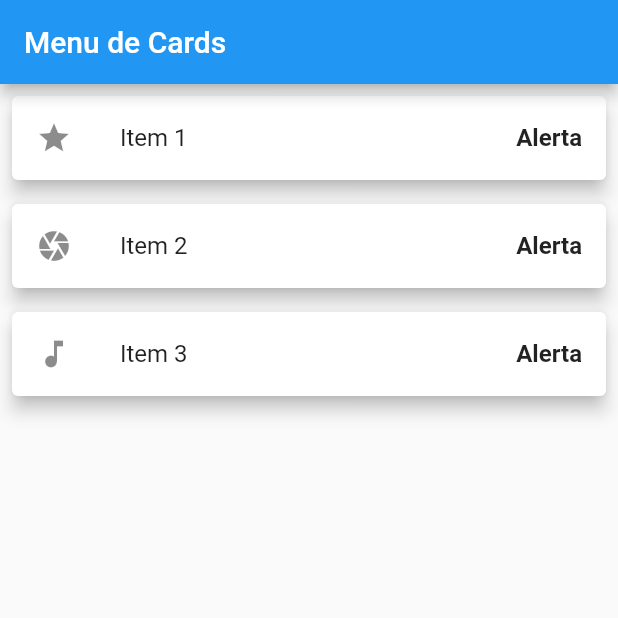
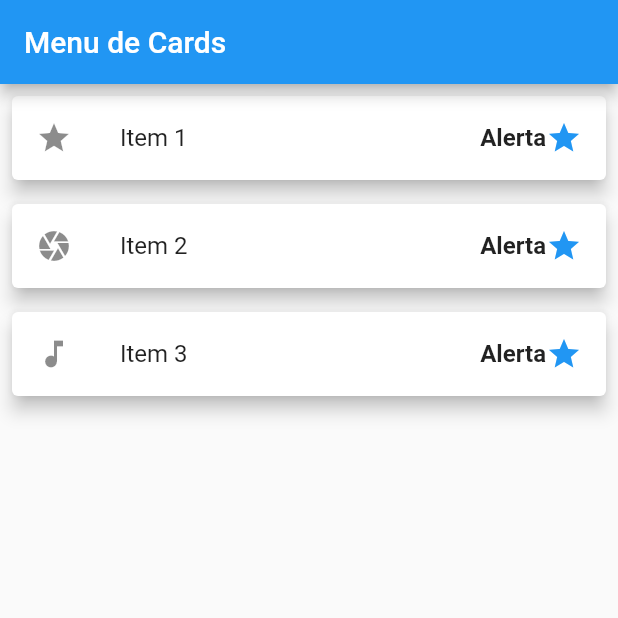
Before and after one commit to bernardoxm/app, a Flutter app: the screen it shows after launch, on a phone screen of 412 x 824 dp, the top half of it. Run offline on Flutter 3.47's test engine with Material 2 defaults, Android fonts, the phone set to English and light mode, and no system bars.

Commit message:
menu responsivo.

```diff
--- a/lib/main.dart
+++ b/lib/main.dart
@@ -21,7 +21,8 @@ class MyApp extends StatelessWidget {
 
   @override
   Widget build(BuildContext context) {
-    return MaterialApp(
+
+    return  MaterialApp(
       home: Scaffold(
         appBar: AppBar(
           title: Text('Menu de Cards'),
@@ -38,6 +39,7 @@ class MyApp extends StatelessWidget {
                 title: Text(menuItem.title),
                trailing: LayoutBuilder(
   builder: (context, constraints) {
+    double maxWidth = MediaQuery.of(context).size.width;
     return Container(
       child: Wrap(
         crossAxisAlignment: WrapCrossAlignment.center,
@@ -49,7 +51,7 @@ class MyApp extends StatelessWidget {
               fontWeight: FontWeight.bold,
             ),
           ),
-          if (constraints.maxWidth > 400) // Verifica a largura da tela
+          if (constraints.maxWidth < maxWidth) // Verifica a largura da tela
             Icon(
               Icons.star,
               size: 24,
```
